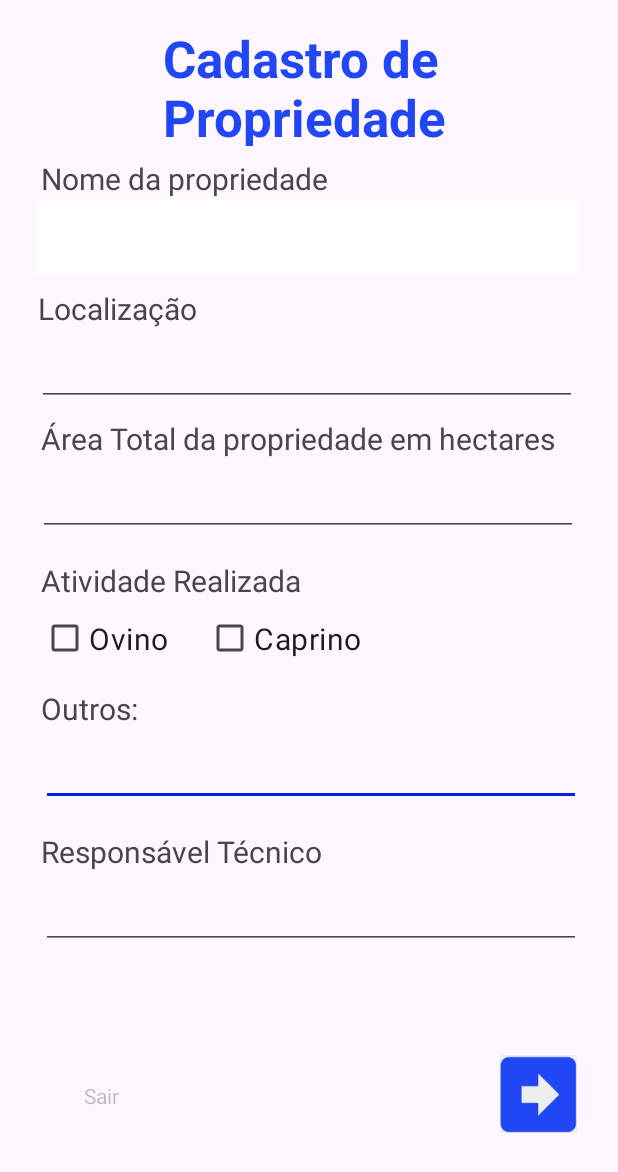
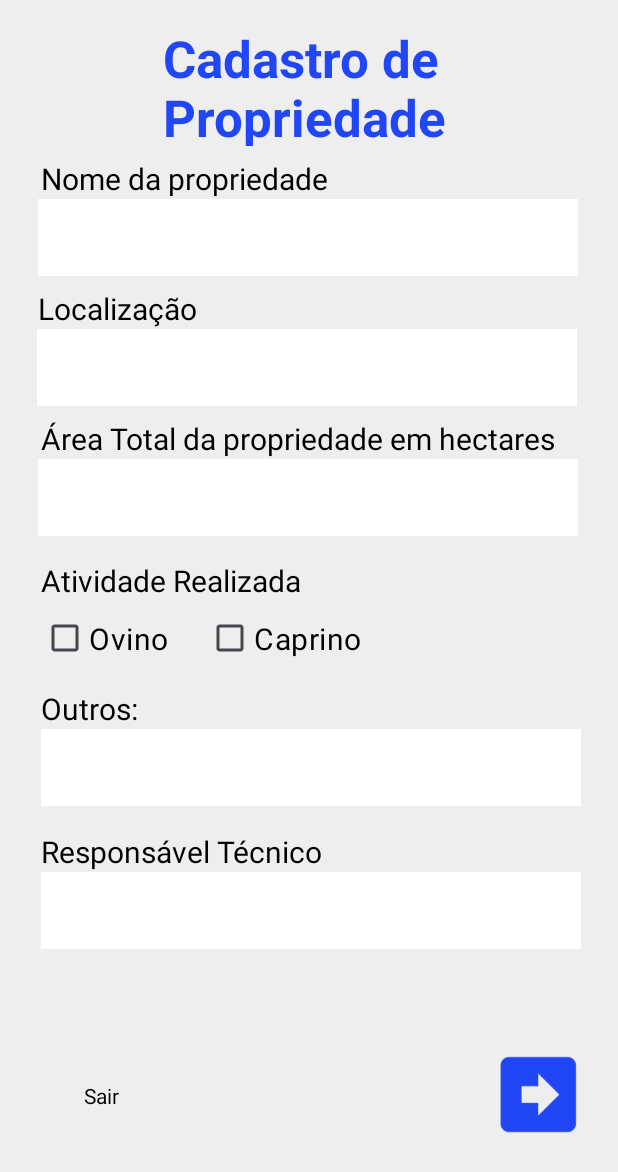
Before and after one commit to Luis098765/RumimWeb, an Android app: the CadastroDePropriedade1 screen opened directly, with no data from a screen before it, on a phone screen of 412 x 824 dp. Shown: the top 1172 px of the screen. Run offline under Robolectric (Android 15) with nearby library versions, the phone set to English and light mode, and no system bars; our stand-ins replace Firebase (no records; nobody signed in at launch, a user with empty details on screens opened directly).

Commit message:
Alterações no cadastro de propriedade

```diff
--- a/app/src/main/res/layout/activity_cadastro_de_propriedade1.xml
+++ b/app/src/main/res/layout/activity_cadastro_de_propriedade1.xml
@@ -5,6 +5,7 @@
     android:id="@+id/Constraint_Cadastro_Propriedade"
     android:layout_width="match_parent"
     android:layout_height="match_parent"
+    android:background="@color/cinza"
     android:backgroundTint="@color/cinza"
     tools:context=".CadastroDePropriedade1">
 
@@ -14,6 +15,9 @@
         android:layout_height="51dp"
         android:layout_marginBottom="180dp"
         android:ems="10"
+        android:textColor="@color/black"
+        android:background="@color/white"
+        android:backgroundTint="@color/white"
         app:layout_constraintBottom_toBottomOf="parent"
         app:layout_constraintEnd_toEndOf="parent"
         app:layout_constraintHorizontal_bias="0.529"
@@ -42,6 +46,7 @@
         android:layout_marginTop="8dp"
         android:text="Nome da propriedade"
         android:textSize="20sp"
+        android:textColor="@color/black"
         app:layout_constraintEnd_toEndOf="parent"
         app:layout_constraintHorizontal_bias="0.125"
         app:layout_constraintStart_toStartOf="parent"
@@ -68,6 +73,7 @@
         android:layout_marginTop="8dp"
         android:text="Localização"
         android:textSize="20sp"
+        android:textColor="@color/black"
         app:layout_constraintEnd_toEndOf="parent"
         app:layout_constraintHorizontal_bias="0.082"
         app:layout_constraintStart_toStartOf="parent"
@@ -80,6 +86,9 @@
         android:layout_height="51dp"
         android:ems="10"
         android:inputType="text"
+        android:textColor="@color/black"
+        android:background="@color/white"
+        android:backgroundTint="@color/white"
         app:layout_constraintEnd_toEndOf="parent"
         app:layout_constraintHorizontal_bias="0.47"
         app:layout_constraintStart_toStartOf="parent"
@@ -92,6 +101,7 @@
         android:layout_marginTop="8dp"
         android:text="Área Total da propriedade em hectares"
         android:textSize="20sp"
+        android:textColor="@color/black"
         app:layout_constraintEnd_toEndOf="parent"
         app:layout_constraintHorizontal_bias="0.396"
         app:layout_constraintStart_toStartOf="parent"
@@ -103,6 +113,9 @@
         android:layout_height="51dp"
         android:ems="10"
         android:inputType="number"
+        android:textColor="@color/black"
+        android:background="@color/white"
+        android:backgroundTint="@color/white"
         app:layout_constraintEnd_toEndOf="parent"
         app:layout_constraintHorizontal_bias="0.49"
         app:layout_constraintStart_toStartOf="parent"
@@ -114,6 +127,9 @@
         android:layout_width="360dp"
         android:layout_height="51dp"
         android:ems="10"
+        android:textColor="@color/black"
+        android:background="@color/white"
+        android:backgroundTint="@color/white"
         app:layout_constraintBottom_toBottomOf="parent"
         app:layout_constraintEnd_toEndOf="parent"
         app:layout_constraintHorizontal_bias="0.529"
@@ -129,6 +145,7 @@
         android:checked="false"
         android:text="Ovino"
         android:textSize="20sp"
+        android:textColor="@color/black"
         app:layout_constraintEnd_toStartOf="@+id/check_caprino"
         app:layout_constraintHorizontal_bias="0.15"
         app:layout_constraintStart_toStartOf="parent"
@@ -141,6 +158,7 @@
         android:layout_height="50dp"
         android:text="Caprino"
         android:textSize="20sp"
+        android:textColor="@color/black"
         app:layout_constraintBottom_toBottomOf="@+id/check_ovino"
         app:layout_constraintEnd_toEndOf="parent"
         app:layout_constraintHorizontal_bias="0.458"
@@ -154,6 +172,7 @@
         android:layout_marginTop="16dp"
         android:text="Atividade Realizada"
         android:textSize="20sp"
+        android:textColor="@color/black"
         app:layout_constraintEnd_toEndOf="parent"
         app:layout_constraintHorizontal_bias="0.115"
         app:layout_constraintStart_toStartOf="parent"
@@ -166,6 +185,7 @@
         android:layout_marginTop="8dp"
         android:text="Outros:"
         android:textSize="20sp"
+        android:textColor="@color/black"
         app:layout_constraintEnd_toEndOf="parent"
         app:layout_constraintHorizontal_bias="0.078"
         app:layout_constraintStart_toStartOf="parent"
@@ -177,6 +197,7 @@
         android:layout_height="wrap_content"
         android:text="Responsável Técnico"
         android:textSize="20sp"
+        android:textColor="@color/black"
         app:layout_constraintBottom_toBottomOf="parent"
         app:layout_constraintEnd_toEndOf="parent"
         app:layout_constraintHorizontal_bias="0.122"
@@ -193,7 +214,7 @@
         android:backgroundTint="#00000000"
         android:text="Sair"
         android:textAppearance="@style/TextAppearance.AppCompat.Small"
-        android:textColor="#40000000"
+        android:textColor="@color/black"
         app:layout_constraintBottom_toBottomOf="parent"
         app:layout_constraintStart_toStartOf="parent"
         app:layout_constraintTop_toBottomOf="@+id/editTextText7" />
```
